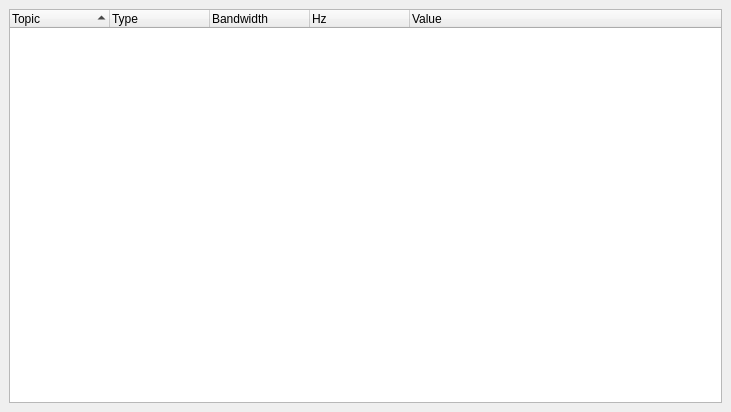
Above: rosgui_topic/lib/TopicWidget.ui from ros-visualization/rqt before the change. Below: the same form after it.
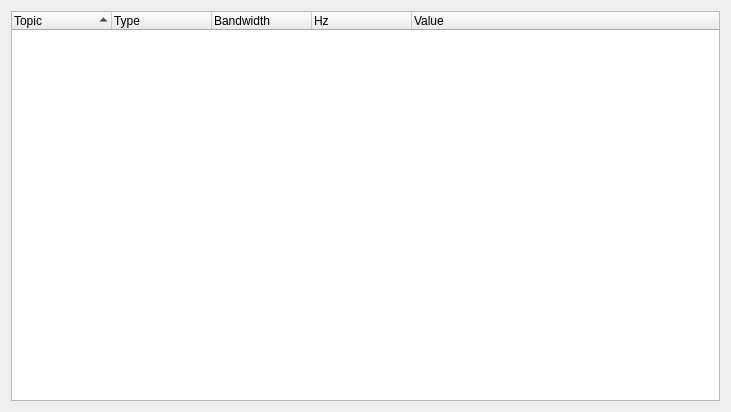
That is the form after the change.

What changed in the file:
```diff
--- a/rosgui_topic/lib/TopicWidget.ui
+++ b/rosgui_topic/lib/TopicWidget.ui
@@ -1,7 +1,7 @@
 <?xml version="1.0" encoding="UTF-8"?>
 <ui version="4.0">
  <class>TopicWidget</class>
- <widget class="QDockWidget" name="TopicWidget">
+ <widget class="QWidget" name="TopicWidget">
   <property name="geometry">
    <rect>
     <x>0</x>
@@ -13,7 +13,6 @@
   <property name="windowTitle">
    <string>Topic Introspection</string>
   </property>
-  <widget class="QWidget" name="dockWidgetContents">
    <layout class="QVBoxLayout" name="verticalLayout">
     <item>
      <widget class="QTreeWidget" name="topics_tree_widget">
@@ -60,7 +59,6 @@
      </widget>
     </item>
    </layout>
-  </widget>
  </widget>
  <resources/>
  <connections/>
```
Lines whose indentation alone changed are shown as unchanged.
